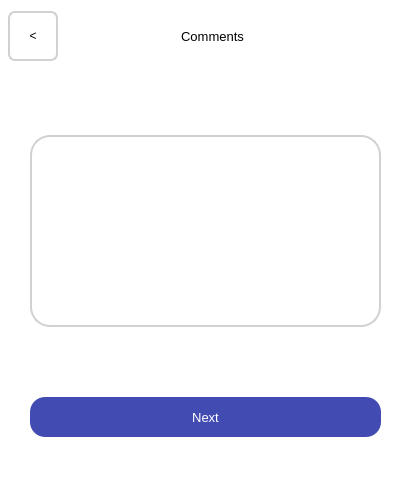
The window that layouts/add_device3.ui (fedulovs/InventoryUI) describes before a commit, drawn with Qt 5.
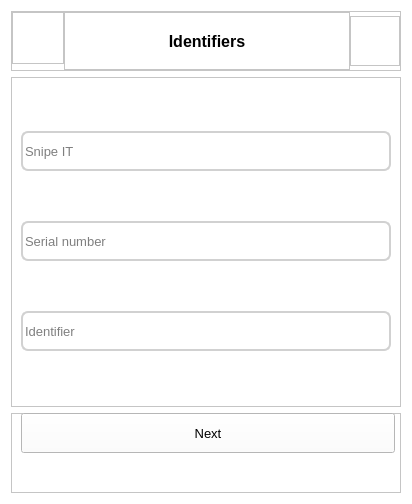
The same window after the commit.

Commit message: Change device inputs to correspond with new data source

Patch:
```diff
--- a/layouts/add_device3.ui
+++ b/layouts/add_device3.ui
@@ -6,64 +6,21 @@
             <rect>
                 <x>0</x>
                 <y>0</y>
-                <width>411</width>
-                <height>501</height>
+                <width>412</width>
+                <height>504</height>
             </rect>
         </property>
         <property name="windowTitle">
             <string>Dialog</string>
         </property>
         <property name="styleSheet">
-            <string notr="true"/>
+            <string notr="true">background-color: white</string>
         </property>
-        <widget class="QWidget" name="widget" native="true">
-            <property name="geometry">
-                <rect>
-                    <x>0</x>
-                    <y>0</y>
-                    <width>411</width>
-                    <height>501</height>
-                </rect>
-            </property>
-            <property name="styleSheet">
-                <string notr="true">background-color: #FFFFFF;</string>
-            </property>
-            <widget class="QWidget" name="verticalLayoutWidget_2">
-                <property name="geometry">
-                    <rect>
-                        <x>0</x>
-                        <y>71</y>
-                        <width>411</width>
-                        <height>431</height>
-                    </rect>
-                </property>
-                <layout class="QVBoxLayout" name="verticalLayout_10">
-                    <property name="leftMargin">
-                        <number>30</number>
-                    </property>
-                    <property name="topMargin">
-                        <number>0</number>
-                    </property>
-                    <property name="rightMargin">
-                        <number>30</number>
-                    </property>
+        <layout class="QVBoxLayout" name="verticalLayout">
                     <item>
-                        <widget class="QTextEdit" name="commentsInput">
+                <widget class="QFrame" name="frame">
                             <property name="sizePolicy">
-                                <sizepolicy hsizetype="Expanding" vsizetype="Fixed">
-                                    <horstretch>0</horstretch>
-                                    <verstretch>0</verstretch>
-                                </sizepolicy>
-                            </property>
-                            <property name="styleSheet">
-                                <string notr="true">border-radius : 20; border: 2px solid #D1D1D1</string>
-                            </property>
-                        </widget>
-                    </item>
-                    <item>
-                        <widget class="QPushButton" name="nextButton">
-                            <property name="sizePolicy">
-                                <sizepolicy hsizetype="Expanding" vsizetype="Fixed">
+                        <sizepolicy hsizetype="Preferred" vsizetype="Minimum">
                                     <horstretch>0</horstretch>
                                     <verstretch>0</verstretch>
                                 </sizepolicy>
@@ -71,54 +28,79 @@
                             <property name="minimumSize">
                                 <size>
                                     <width>0</width>
-                                    <height>40</height>
-                                </size>
-                            </property>
-                            <property name="font">
-                                <font>
-                                    <pointsize>10</pointsize>
-                                </font>
-                            </property>
-                            <property name="styleSheet">
-                                <string notr="true">border-radius : 15; border: 2 px solid black; background-color :
-                                    #414BB2; color: white
-                                </string>
-                            </property>
-                            <property name="text">
-                                <string>Next</string>
-                            </property>
-                        </widget>
-                    </item>
-                </layout>
-            </widget>
-            <widget class="QWidget" name="horizontalLayoutWidget">
-                <property name="geometry">
-                    <rect>
-                        <x>0</x>
-                        <y>1</y>
-                        <width>411</width>
-                        <height>71</height>
-                    </rect>
-                </property>
-                <layout class="QHBoxLayout" name="horizontalLayout_5">
-                    <property name="sizeConstraint">
-                        <enum>QLayout::SetNoConstraint</enum>
-                    </property>
+                            <height>60</height>
+                        </size>
+                    </property>
+                    <property name="frameShape">
+                        <enum>QFrame::StyledPanel</enum>
+                    </property>
+                    <property name="frameShadow">
+                        <enum>QFrame::Raised</enum>
+                    </property>
+                    <layout class="QHBoxLayout" name="horizontalLayout">
+                        <property name="spacing">
+                            <number>0</number>
+                        </property>
+                        <property name="leftMargin">
+                            <number>0</number>
+                        </property>
+                        <property name="topMargin">
+                            <number>0</number>
+                        </property>
+                        <property name="rightMargin">
+                            <number>0</number>
+                        </property>
+                        <property name="bottomMargin">
+                            <number>0</number>
+                        </property>
+                        <item alignment="Qt::AlignLeft|Qt::AlignTop">
+                            <widget class="QFrame" name="frame_3">
+                                <property name="sizePolicy">
+                                    <sizepolicy hsizetype="Minimum" vsizetype="Preferred">
+                                        <horstretch>0</horstretch>
+                                        <verstretch>0</verstretch>
+                                    </sizepolicy>
+                                </property>
+                                <property name="minimumSize">
+                                    <size>
+                                        <width>50</width>
+                                        <height>0</height>
+                                    </size>
+                                </property>
+                                <property name="frameShape">
+                                    <enum>QFrame::StyledPanel</enum>
+                                </property>
+                                <property name="frameShadow">
+                                    <enum>QFrame::Raised</enum>
+                                </property>
+                                <layout class="QHBoxLayout" name="horizontalLayout_2">
+                                    <property name="spacing">
+                                        <number>0</number>
+                                    </property>
                     <property name="leftMargin">
-                        <number>8</number>
-                    </property>
-                    <item>
+                                        <number>0</number>
+                                    </property>
+                                    <property name="topMargin">
+                                        <number>0</number>
+                                    </property>
+                                    <property name="rightMargin">
+                                        <number>0</number>
+                                    </property>
+                                    <property name="bottomMargin">
+                                        <number>0</number>
+                                    </property>
+                                    <item alignment="Qt::AlignLeft|Qt::AlignTop">
                         <widget class="QPushButton" name="backButton">
                             <property name="sizePolicy">
-                                <sizepolicy hsizetype="Minimum" vsizetype="Fixed">
+                                                <sizepolicy hsizetype="Minimum" vsizetype="Minimum">
                                     <horstretch>0</horstretch>
                                     <verstretch>0</verstretch>
                                 </sizepolicy>
                             </property>
                             <property name="minimumSize">
                                 <size>
-                                    <width>0</width>
-                                    <height>40</height>
+                                                    <width>50</width>
+                                                    <height>50</height>
                                 </size>
                             </property>
                             <property name="maximumSize">
@@ -128,59 +110,262 @@
                                 </size>
                             </property>
                             <property name="styleSheet">
-                                <string notr="true">border-radius : 7; border: 2px solid #D1D1D1</string>
+                                                <string notr="true">color: white; border: none</string>
                             </property>
                             <property name="text">
-                                <string>&lt;</string>
+                                                <string/>
                             </property>
                         </widget>
                     </item>
+                                </layout>
+                            </widget>
+                        </item>
+                        <item>
+                            <widget class="QFrame" name="frame_4">
+                                <property name="sizePolicy">
+                                    <sizepolicy hsizetype="Expanding" vsizetype="Preferred">
+                                        <horstretch>0</horstretch>
+                                        <verstretch>0</verstretch>
+                                    </sizepolicy>
+                                </property>
+                                <property name="frameShape">
+                                    <enum>QFrame::StyledPanel</enum>
+                                </property>
+                                <property name="frameShadow">
+                                    <enum>QFrame::Raised</enum>
+                                </property>
+                                <layout class="QHBoxLayout" name="horizontalLayout_3">
+                                    <property name="spacing">
+                                        <number>0</number>
+                                    </property>
+                                    <property name="leftMargin">
+                                        <number>0</number>
+                                    </property>
+                                    <property name="topMargin">
+                                        <number>0</number>
+                                    </property>
+                                    <property name="rightMargin">
+                                        <number>0</number>
+                                    </property>
+                                    <property name="bottomMargin">
+                                        <number>0</number>
+                                    </property>
                     <item>
                         <widget class="QLabel" name="title">
                             <property name="sizePolicy">
-                                <sizepolicy hsizetype="Minimum" vsizetype="Fixed">
+                                                <sizepolicy hsizetype="Minimum" vsizetype="Minimum">
                                     <horstretch>0</horstretch>
                                     <verstretch>0</verstretch>
                                 </sizepolicy>
                             </property>
                             <property name="minimumSize">
                                 <size>
-                                    <width>0</width>
-                                    <height>40</height>
+                                                    <width>100</width>
+                                                    <height>30</height>
                                 </size>
                             </property>
                             <property name="font">
                                 <font>
-                                    <pointsize>10</pointsize>
+                                                    <pointsize>12</pointsize>
+                                                    <weight>75</weight>
+                                                    <bold>true</bold>
                                 </font>
                             </property>
                             <property name="text">
-                                <string>Comments</string>
+                                                <string>Identifiers</string>
                             </property>
                             <property name="alignment">
                                 <set>Qt::AlignCenter</set>
                             </property>
                         </widget>
                     </item>
+                                </layout>
+                            </widget>
+                        </item>
                     <item>
-                        <spacer name="horizontalSpacer">
-                            <property name="orientation">
-                                <enum>Qt::Horizontal</enum>
-                            </property>
-                            <property name="sizeType">
-                                <enum>QSizePolicy::Fixed</enum>
-                            </property>
-                            <property name="sizeHint" stdset="0">
+                            <widget class="QFrame" name="frame_5">
+                                <property name="sizePolicy">
+                                    <sizepolicy hsizetype="Minimum" vsizetype="Minimum">
+                                        <horstretch>0</horstretch>
+                                        <verstretch>0</verstretch>
+                                    </sizepolicy>
+                                </property>
+                                <property name="minimumSize">
+                                    <size>
+                                        <width>50</width>
+                                        <height>50</height>
+                                    </size>
+                                </property>
+                                <property name="maximumSize">
                                 <size>
                                     <width>50</width>
-                                    <height>20</height>
-                                </size>
-                            </property>
-                        </spacer>
+                                        <height>50</height>
+                                    </size>
+                                </property>
+                                <property name="frameShape">
+                                    <enum>QFrame::StyledPanel</enum>
+                                </property>
+                                <property name="frameShadow">
+                                    <enum>QFrame::Raised</enum>
+                                </property>
+                            </widget>
                     </item>
                 </layout>
             </widget>
-        </widget>
+            </item>
+            <item>
+                <widget class="QFrame" name="frame_2">
+                    <property name="sizePolicy">
+                        <sizepolicy hsizetype="Preferred" vsizetype="Expanding">
+                            <horstretch>0</horstretch>
+                            <verstretch>0</verstretch>
+                        </sizepolicy>
+                    </property>
+                    <property name="frameShape">
+                        <enum>QFrame::StyledPanel</enum>
+                    </property>
+                    <property name="frameShadow">
+                        <enum>QFrame::Raised</enum>
+                    </property>
+                    <layout class="QVBoxLayout" name="verticalLayout_2">
+                        <item>
+                            <widget class="QLineEdit" name="snipe_it_input">
+                                <property name="minimumSize">
+                                    <size>
+                                        <width>0</width>
+                                        <height>40</height>
+                                    </size>
+                                </property>
+                                <property name="font">
+                                    <font>
+                                        <pointsize>10</pointsize>
+                                    </font>
+                                </property>
+                                <property name="styleSheet">
+                                    <string notr="true">border-radius : 7; border: 2px solid #D1D1D1</string>
+                                </property>
+                                <property name="text">
+                                    <string/>
+                                </property>
+                                <property name="placeholderText">
+                                    <string>Snipe IT</string>
+                                </property>
+                            </widget>
+                        </item>
+                        <item>
+                            <widget class="QLineEdit" name="serial_number_input">
+                                <property name="minimumSize">
+                                    <size>
+                                        <width>0</width>
+                                        <height>40</height>
+                                    </size>
+                                </property>
+                                <property name="font">
+                                    <font>
+                                        <pointsize>10</pointsize>
+                                    </font>
+                                </property>
+                                <property name="styleSheet">
+                                    <string notr="true">border-radius : 7; border: 2px solid #D1D1D1</string>
+                                </property>
+                                <property name="text">
+                                    <string/>
+                                </property>
+                                <property name="placeholderText">
+                                    <string>Serial number</string>
+                                </property>
+                            </widget>
+                        </item>
+                        <item>
+                            <widget class="QLineEdit" name="identifier_input">
+                                <property name="minimumSize">
+                                    <size>
+                                        <width>0</width>
+                                        <height>40</height>
+                                    </size>
+                                </property>
+                                <property name="font">
+                                    <font>
+                                        <pointsize>10</pointsize>
+                                    </font>
+                                </property>
+                                <property name="styleSheet">
+                                    <string notr="true">border-radius : 7; border: 2px solid #D1D1D1</string>
+                                </property>
+                                <property name="text">
+                                    <string/>
+                                </property>
+                                <property name="placeholderText">
+                                    <string>Identifier</string>
+                                </property>
+                            </widget>
+                        </item>
+                    </layout>
+                </widget>
+            </item>
+            <item>
+                <widget class="QFrame" name="frame_6">
+                    <property name="sizePolicy">
+                        <sizepolicy hsizetype="Preferred" vsizetype="Minimum">
+                            <horstretch>0</horstretch>
+                            <verstretch>0</verstretch>
+                        </sizepolicy>
+                    </property>
+                    <property name="minimumSize">
+                        <size>
+                            <width>0</width>
+                            <height>80</height>
+                        </size>
+                    </property>
+                    <property name="frameShape">
+                        <enum>QFrame::StyledPanel</enum>
+                    </property>
+                    <property name="frameShadow">
+                        <enum>QFrame::Raised</enum>
+                    </property>
+                    <widget class="QPushButton" name="nextButton">
+                        <property name="geometry">
+                            <rect>
+                                <x>10</x>
+                                <y>0</y>
+                                <width>374</width>
+                                <height>40</height>
+                            </rect>
+                        </property>
+                        <property name="sizePolicy">
+                            <sizepolicy hsizetype="Expanding" vsizetype="Fixed">
+                                <horstretch>0</horstretch>
+                                <verstretch>0</verstretch>
+                            </sizepolicy>
+                        </property>
+                        <property name="minimumSize">
+                            <size>
+                                <width>0</width>
+                                <height>40</height>
+                            </size>
+                        </property>
+                        <property name="font">
+                            <font>
+                                <pointsize>10</pointsize>
+                            </font>
+                        </property>
+                        <property name="styleSheet">
+                            <string notr="true">border-radius : 15; border: 2 px solid black; background-color:
+                                #414BB2; color: white;
+
+                                pressed ({
+                                border: 4px solid #090;
+                                border-radius: 5px
+                                })
+                            </string>
+                        </property>
+                        <property name="text">
+                            <string>Next</string>
+                        </property>
+                    </widget>
+                </widget>
+            </item>
+        </layout>
     </widget>
     <resources/>
     <connections/>
```
Lines whose indentation alone changed are shown as unchanged. The commit also changes 7 other files.
